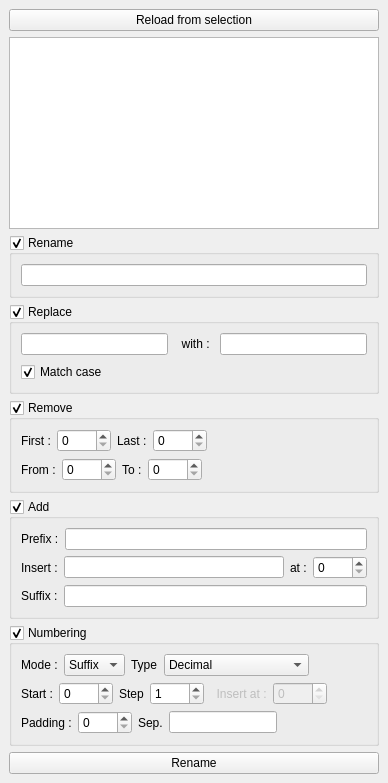
Qt form public/renamer/rl_renamer.ui (Zeplaro/rlMayaTools) before a commit.
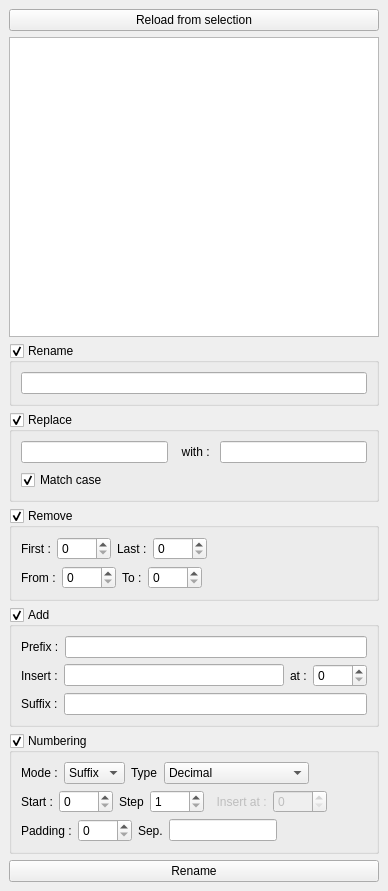
The same form after that commit.

The edit to the form file:
```diff
--- a/public/renamer/rl_renamer.ui
+++ b/public/renamer/rl_renamer.ui
@@ -6,7 +6,7 @@
    <rect>
     <x>0</x>
     <y>0</y>
-    <width>372</width>
+    <width>368</width>
    </rect>
   </property>
   <property name="windowTitle">
@@ -32,6 +32,7 @@
       <property name="minimumSize">
        <size>
         <width>350</width>
+        <height>300</height>
        </size>
       </property>
       <property name="alternatingRowColors">
```
